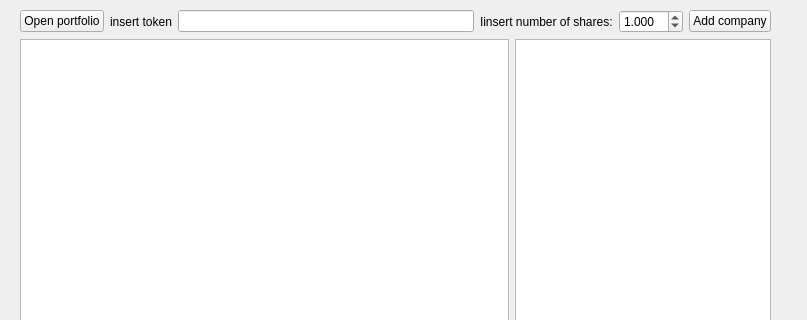
Before: the Qt Designer form gui/resources/main_window.ui in Jabca/EconomicApi, drawn with Qt 5; both pictures show x 0 to 807 and y 0 to 320 of the 807 by 629 pixel window.
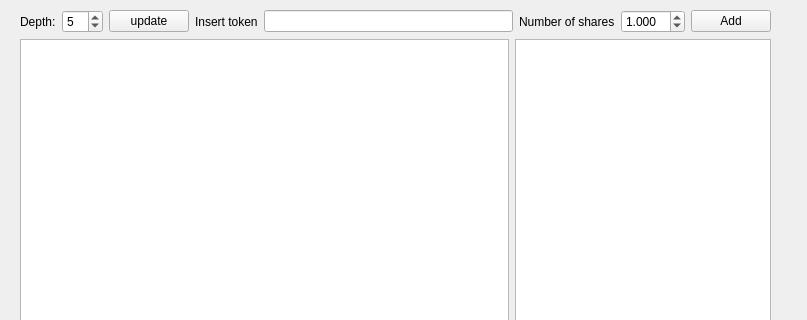
After: the same form once the commit is applied.

```diff
--- a/gui/resources/main_window.ui
+++ b/gui/resources/main_window.ui
@@ -13,6 +13,12 @@
   <property name="windowTitle">
    <string>MainWindow</string>
   </property>
+  <property name="documentMode">
+   <bool>false</bool>
+  </property>
+  <property name="tabShape">
+   <enum>QTabWidget::Triangular</enum>
+  </property>
   <widget class="QWidget" name="centralwidget">
    <widget class="QWidget" name="verticalLayoutWidget">
     <property name="geometry">
@@ -27,16 +33,36 @@
      <item>
       <layout class="QHBoxLayout" name="horizontalLayout_3">
        <item>
-        <widget class="QPushButton" name="open_portfolio_button">
+        <widget class="QLabel" name="label_3">
          <property name="text">
-          <string>Open portfolio</string>
+          <string>Depth:</string>
+         </property>
+        </widget>
+       </item>
+       <item>
+        <widget class="QSpinBox" name="depth_years">
+         <property name="minimum">
+          <number>2</number>
+         </property>
+         <property name="maximum">
+          <number>10</number>
+         </property>
+         <property name="value">
+          <number>5</number>
+         </property>
+        </widget>
+       </item>
+       <item>
+        <widget class="QPushButton" name="update_button">
+         <property name="text">
+          <string>update</string>
          </property>
         </widget>
        </item>
        <item>
         <widget class="QLabel" name="label">
          <property name="text">
-          <string>insert token</string>
+          <string>Insert token</string>
          </property>
         </widget>
        </item>
@@ -53,7 +79,7 @@
        <item>
         <widget class="QLabel" name="label_2">
          <property name="text">
-          <string>Iinsert number of shares:</string>
+          <string>Number of shares</string>
          </property>
         </widget>
        </item>
@@ -73,7 +99,7 @@
        <item>
         <widget class="QPushButton" name="submit_button">
          <property name="text">
-          <string>Add company</string>
+          <string>Add</string>
          </property>
         </widget>
        </item>
```
